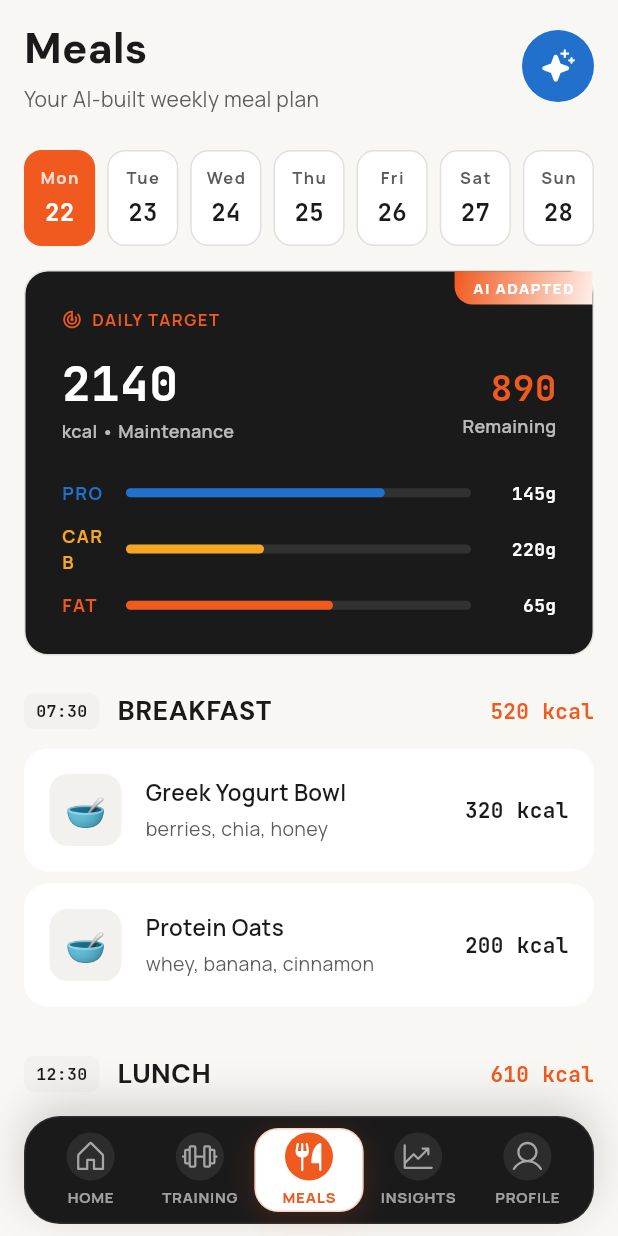
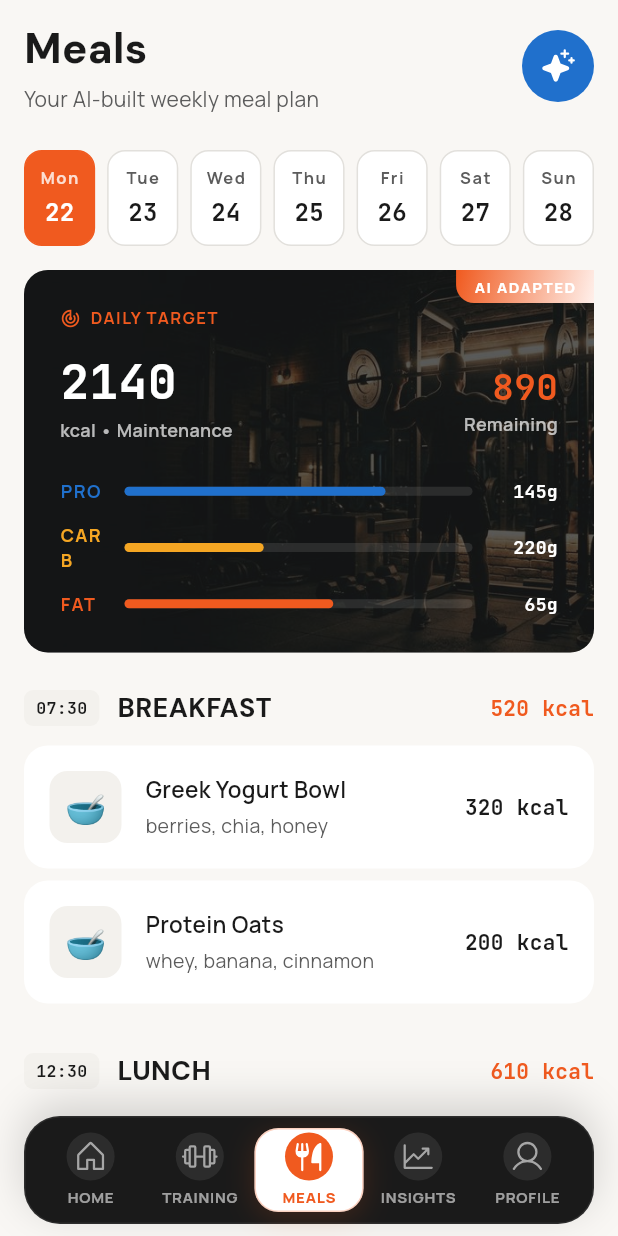
Before and after one commit to hoanle0126/ForgeAI, a Flutter app: the NutritionScreen screen opened by its route, on a phone screen of 412 x 824 dp. Run offline on Flutter 3.47's test engine with Material 3 defaults, Android fonts, the phone set to English and light mode, and no system bars; our stand-ins replace fl_chart, flutter_animate, flutter_riverpod, freezed_annotation, go_router, google_fonts and 4 more; missing offline and left inert: analyzer, custom_lint_builder, flutter_body_atlas; accounts and stored records are empty.

Commit message:
feat(nutrition): add dark gym background image to performance panel

```diff
--- a/forge_ai/lib/features/nutrition/widgets/today_nutrition_summary_card.dart
+++ b/forge_ai/lib/features/nutrition/widgets/today_nutrition_summary_card.dart
@@ -16,10 +16,16 @@ class TodayNutritionSummaryCard extends ConsumerWidget {
     const consumed = 1250; // Placeholder
     final rem = target - consumed;
 
-    return AppCard(
-      color: AppColors.textDark,
-      padding: EdgeInsets.zero,
-      hasShadow: false,
+    return Container(
+      decoration: BoxDecoration(
+        color: AppColors.textDark,
+        borderRadius: BorderRadius.circular(AppSpacing.radiusLg),
+        image: const DecorationImage(
+          image: AssetImage('assets/images/dark_gym.png'),
+          fit: BoxFit.cover,
+          opacity: 0.28,
+        ),
+      ),
       child: Stack(
         children: [
           Padding(
```
